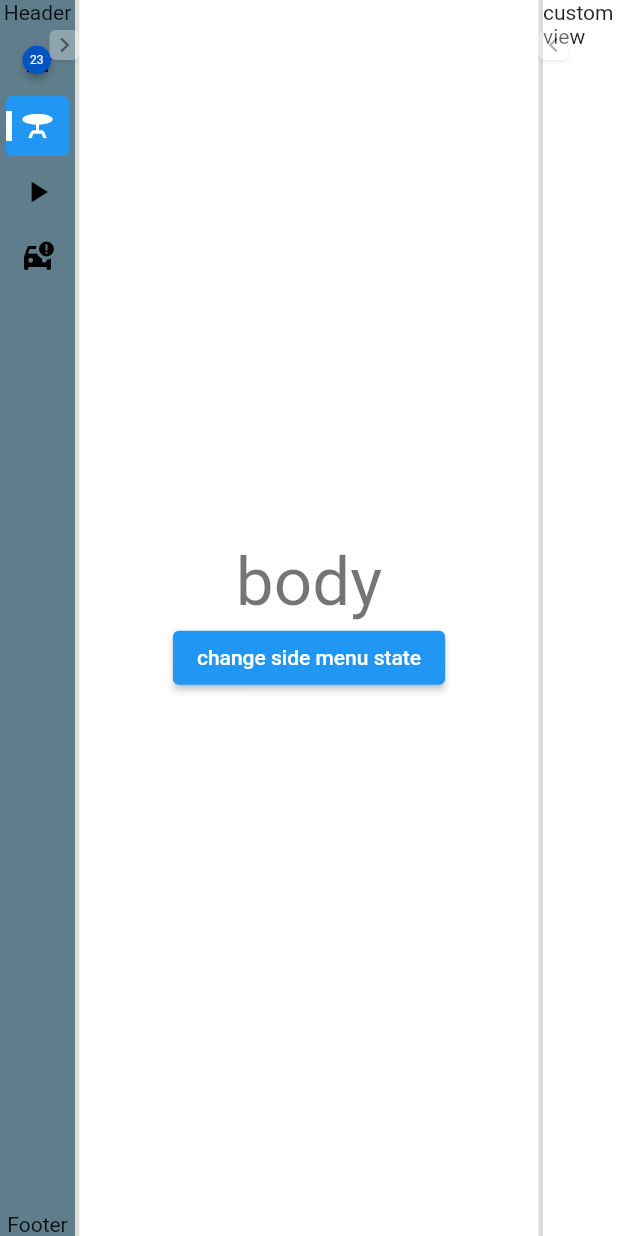
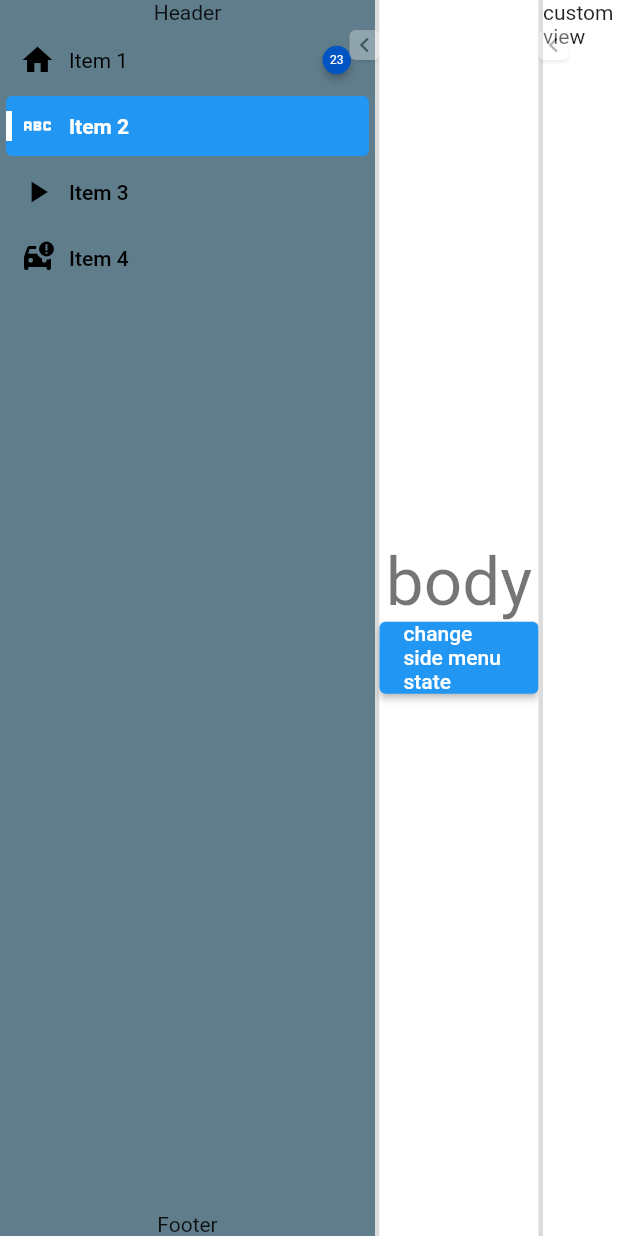
Before and after one commit to resfandiari/flutter_side_menu, a Flutter app: the screen it shows after launch, on a phone screen of 412 x 824 dp. Run offline on Flutter 3.47's test engine with Material 2 defaults, Android fonts, the phone set to English and light mode, and no system bars; drawn by our look-alikes of auto_size_text, badges; our stand-ins replace go_router.

Commit message:
Added feature icon and textstyle selected

```diff
--- a/example/lib/main.dart
+++ b/example/lib/main.dart
@@ -29,6 +29,7 @@ class _MyAppState extends State<MyApp> {
             SideMenu(
               controller: _controller,
               backgroundColor: Colors.blueGrey,
+              mode: SideMenuMode.open,
               builder: (data) {
                 return SideMenuData(
                   header: const Text('Header'),
@@ -40,6 +41,7 @@ class _MyAppState extends State<MyApp> {
                       hoverColor: Colors.blue,
                       titleStyle: const TextStyle(color: Colors.white),
                       icon: const Icon(Icons.home),
+                      // selectedIcon: const Icon(Icons.abc),
                       badgeContent: const Text(
                         '23',
                         style: TextStyle(
@@ -52,19 +54,24 @@ class _MyAppState extends State<MyApp> {
                       isSelected: true,
                       onTap: () {},
                       title: 'Item 2',
+                      selectedTitleStyle:
+                          const TextStyle(fontWeight: FontWeight.bold),
                       icon: const Icon(Icons.table_bar),
+                      selectedIcon: const Icon(Icons.abc),
                     ),
                     SideMenuItemDataTile(
                       isSelected: false,
                       onTap: () {},
                       title: 'Item 3',
                       icon: const Icon(Icons.play_arrow),
+                      // selectedIcon: const Icon(Icons.abc),
                     ),
                     SideMenuItemDataTile(
                       isSelected: false,
                       onTap: () {},
                       title: 'Item 4',
                       icon: const Icon(Icons.car_crash),
+                      // selectedIcon: const Icon(Icons.abc),
                     ),
                   ],
                   footer: const Text('Footer'),
--- a/lib/src/data/side_menu_item_data.dart
+++ b/lib/src/data/side_menu_item_data.dart
@@ -13,6 +13,7 @@ class SideMenuItemDataTile extends SideMenuItemData {
     this.icon,
     this.title,
     this.titleStyle,
+    this.selectedTitleStyle,
     this.tooltip,
     this.badgeContent,
     this.hasSelectedLine = true,
@@ -24,6 +25,7 @@ class SideMenuItemDataTile extends SideMenuItemData {
     this.margin = Constants.itemMargin,
     this.borderRadius,
     this.selectedColor,
+    this.selectedIcon,
     this.unSelectedColor,
     this.highlightSelectedColor,
     this.hoverColor,
@@ -38,11 +40,13 @@ class SideMenuItemDataTile extends SideMenuItemData {
   final Size selectedLineSize;
   final String? title;
   final TextStyle? titleStyle;
+  final TextStyle? selectedTitleStyle;
   final String? tooltip;
   final Widget? badgeContent;
   final BadgePosition? badgePosition;
   final BadgeStyle? badgeStyle;
   final Widget? icon;
+  final Widget? selectedIcon;
   final double itemHeight;
   final EdgeInsetsDirectional margin;
   final BorderRadiusGeometry? borderRadius;
@@ -56,11 +60,13 @@ class SideMenuItemDataTitle extends SideMenuItemData {
   const SideMenuItemDataTitle({
     required this.title,
     this.titleStyle,
+    this.selectedTitleStyle,
     this.padding = Constants.itemMargin,
   }) : super();
 
   final String title;
   final TextStyle? titleStyle;
+  final TextStyle? selectedTitleStyle;
   final EdgeInsetsDirectional padding;
 }
 
--- a/lib/src/item/side_menu_item_tile.dart
+++ b/lib/src/item/side_menu_item_tile.dart
@@ -28,7 +28,8 @@ class _SideMenuItemTileState extends State<SideMenuItemTile> {
       decoration: ShapeDecoration(
         shape: shape(context),
         color: widget.data.isSelected
-            ? widget.data.highlightSelectedColor ?? Theme.of(context).colorScheme.secondaryContainer
+            ? widget.data.highlightSelectedColor ??
+                Theme.of(context).colorScheme.secondaryContainer
             : null,
       ),
       child: Material(
@@ -54,8 +55,16 @@ class _SideMenuItemTileState extends State<SideMenuItemTile> {
 
   Color getSelectedColor() {
     return widget.data.isSelected
-        ? widget.data.selectedColor ?? Theme.of(context).colorScheme.onSecondaryContainer
-        : widget.data.unSelectedColor ?? Theme.of(context).colorScheme.onSurfaceVariant;
+        ? widget.data.selectedColor ??
+            Theme.of(context).colorScheme.onSecondaryContainer
+        : widget.data.unSelectedColor ??
+            Theme.of(context).colorScheme.onSurfaceVariant;
+  }
+
+  Widget? getSelectedIcon() {
+    return widget.data.isSelected && widget.data.selectedIcon != null
+        ? widget.data.selectedIcon
+        : widget.data.icon;
   }
 
   Widget _createView({
@@ -69,7 +78,9 @@ class _SideMenuItemTileState extends State<SideMenuItemTile> {
       ),
     );
 
-    return widget.data.isSelected && widget.data.hasSelectedLine ? _hasSelectedLine(child: content) : content;
+    return widget.data.isSelected && widget.data.hasSelectedLine
+        ? _hasSelectedLine(child: content)
+        : content;
   }
 
   Widget _hasTooltip({
@@ -133,8 +144,11 @@ class _SideMenuItemTileState extends State<SideMenuItemTile> {
             width: widget.minWidth - widget.data.margin.horizontal,
             height: double.maxFinite,
             child: IconTheme(
-              data: Theme.of(context).iconTheme.copyWith(color: getSelectedColor()),
-              child: widget.data.icon!,
+              data: Theme.of(context)
+                  .iconTheme
+                  .copyWith(color: getSelectedColor()),
+              // child: widget.data.icon!,
+              child: getSelectedIcon()!,
             ),
           )
         : const SizedBox.shrink();
@@ -143,10 +157,15 @@ class _SideMenuItemTileState extends State<SideMenuItemTile> {
   Widget _title({
     required BuildContext context,
   }) {
-    final TextStyle? titleStyle = widget.data.titleStyle ?? Theme.of(context).textTheme.bodyLarge;
+    final TextStyle? titleStyle =
+        widget.data.titleStyle ?? Theme.of(context).textTheme.bodyLarge;
+    final TextStyle? selectedTitleStyle =
+        widget.data.selectedTitleStyle ?? Theme.of(context).textTheme.bodyLarge;
     return AutoSizeText(
       widget.data.title!,
-      style: titleStyle?.copyWith(color: getSelectedColor()),
+      style: widget.data.isSelected
+          ? selectedTitleStyle?.copyWith(color: getSelectedColor())
+          : titleStyle?.copyWith(color: getSelectedColor()),
       maxLines: 1,
       overflow: TextOverflow.ellipsis,
     );
```
